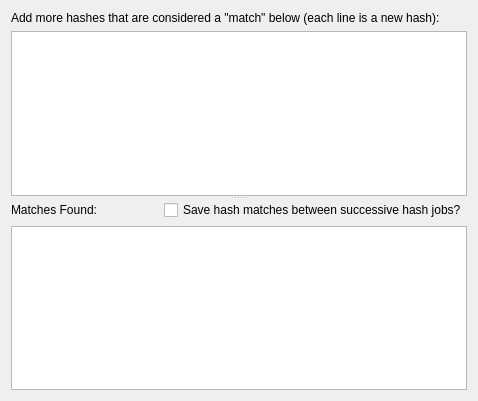
Qt form hashmatchwindow.ui (ZekeDragon/SimpleFileHash) before a commit.
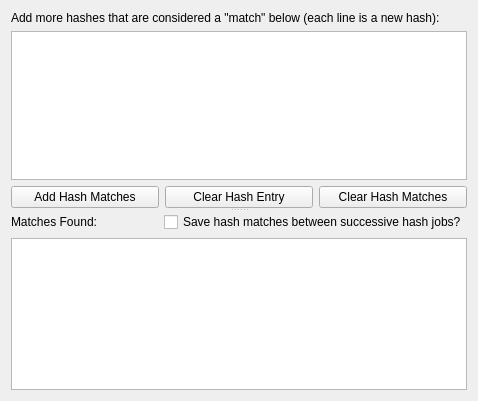
The same form after that commit.

```diff
--- a/hashmatchwindow.ui
+++ b/hashmatchwindow.ui
@@ -34,6 +34,40 @@
        <item>
         <widget class="QPlainTextEdit" name="plainTextEdit"/>
        </item>
+       <item>
+        <layout class="QHBoxLayout" name="horizontalLayout">
+         <item>
+          <widget class="QPushButton" name="addMatchesButton">
+           <property name="text">
+            <string>Add Hash Matches</string>
+           </property>
+           <property name="shortcut">
+            <string>Ctrl+M</string>
+           </property>
+          </widget>
+         </item>
+         <item>
+          <widget class="QPushButton" name="clearEntryFieldButton">
+           <property name="text">
+            <string>Clear Hash Entry</string>
+           </property>
+           <property name="shortcut">
+            <string>Ctrl+R</string>
+           </property>
+          </widget>
+         </item>
+         <item>
+          <widget class="QPushButton" name="clearHashMatchesButton">
+           <property name="text">
+            <string>Clear Hash Matches</string>
+           </property>
+           <property name="shortcut">
+            <string>Ctrl+Shift+R</string>
+           </property>
+          </widget>
+         </item>
+        </layout>
+       </item>
       </layout>
      </widget>
      <widget class="QWidget" name="verticalLayoutWidget">
```
Left out of the diff: 22 changed lines with no effect on the pictures.
